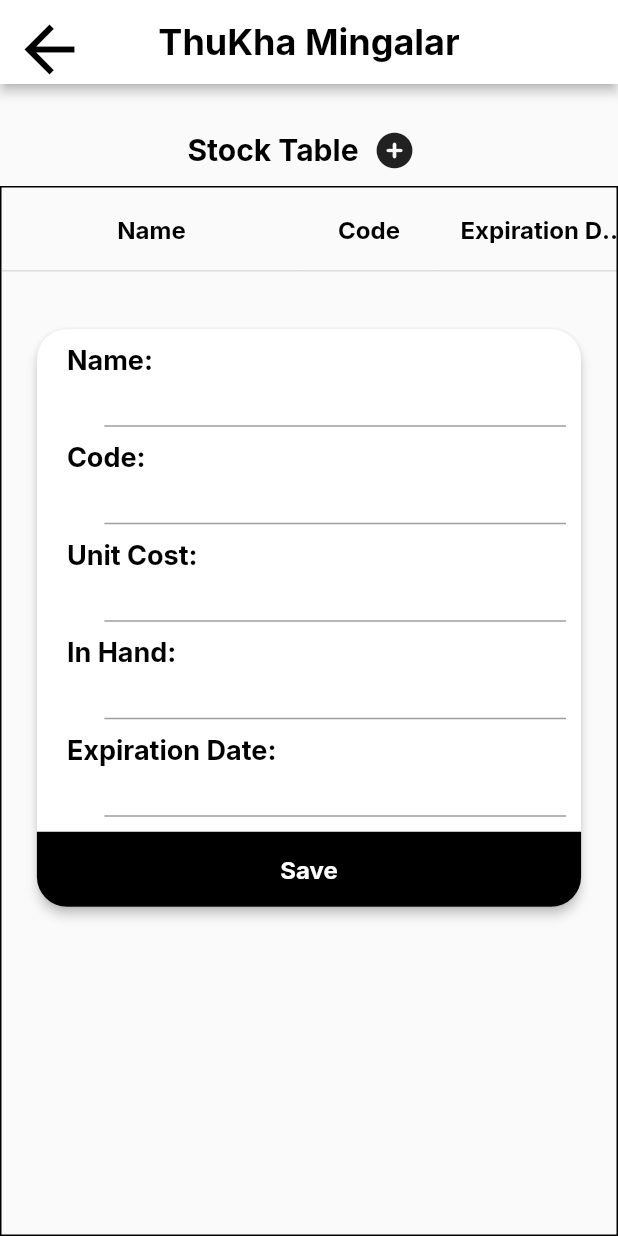
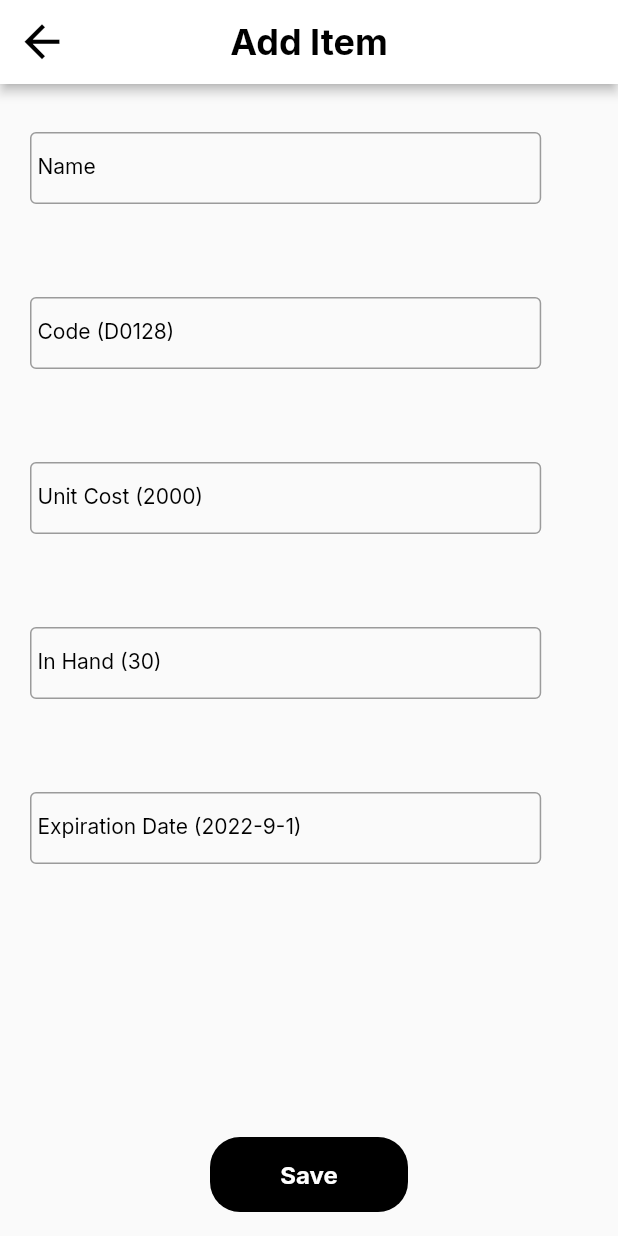
Before and after one commit to ThuKhaMingalar/thukha, a Flutter app: the ManageStockTable screen opened by its route, after a tap on an icon or button, on a phone screen of 412 x 824 dp. Run offline on Flutter 3.47's test engine with Material 2 defaults, Android fonts, the phone set to English and light mode, and no system bars; drawn by our look-alikes of syncfusion_flutter_datagrid; our stand-ins replace cached_network_image, cloud_firestore, dio, firebase_auth, firebase_core, firebase_messaging and 9 more; missing offline and left inert: syncfusion_flutter_core; accounts and stored records are empty; network calls fail.

Commit message:
update textformfield design and fix order detail

```diff
--- a/lib/controller/data_controller.dart
+++ b/lib/controller/data_controller.dart
@@ -7,6 +7,7 @@ import 'package:thukha/model/absence_report.dart';
 import 'package:thukha/model/item.dart';
 import 'package:thukha/model/order.dart';
 import 'package:thukha/model/shop.dart';
+import 'package:thukha/model/validator.dart';
 import 'package:thukha/service/api.dart';
 import 'package:thukha/utils/widgets/show_loading/show_loading.dart';
 import 'package:uuid/uuid.dart';
@@ -28,6 +29,27 @@ class DataController extends GetxController {
   TextEditingController dateController = TextEditingController();
   TextEditingController absenceTypeController = TextEditingController();
   TextEditingController rNameController = TextEditingController();
+  final GlobalKey<FormState> formKey = GlobalKey<FormState>();
+  Map<String,Validator> inputMap = {};
+  final isFirstTimePressed = false.obs;
+
+  String? validate(String key,String? value){
+    if(value == null || value.isEmpty){
+      return "$key is required";
+    }
+    return null;
+  }
+
+  void assignFormForAbsentee(String key,String error){
+    inputMap.putIfAbsent(key, () => Validator(
+      validator: (value){
+        if(value == null || value.isEmpty){
+          return error;
+        }
+        return null;
+      },
+    ));
+  }
 
   void clearAbsenceForm(){
     nameController.clear();
@@ -35,9 +57,14 @@ class DataController extends GetxController {
     dateController.clear();
     absenceTypeController.clear();
     rNameController.clear();
+    isFirstTimePressed.value = false;
   }
 
   Future<void> reportAbsenteeForm() async{
+    isFirstTimePressed.value = true;
+    if(formKey.currentState?.validate() == false){
+      return;
+    }
     showLoading();
     try {
       final item = AbsenceReport(
@@ -78,6 +105,7 @@ class DataController extends GetxController {
 
   void listenAbsentee(){
     firebaseFirestore.collection(absenteeCollection)
+    .orderBy("dateTime", descending: true)
     .snapshots()
     .listen((event) {
       absenteeList.value = event.docs.map((e) => AbsenceReport.fromJson(
@@ -86,7 +114,6 @@ class DataController extends GetxController {
     });
   }
   /**End */
-
   /**For Admin HomeView */
   RxList<Order> orderListFromAllShop = <Order>[].obs;
   RxList<Shop> allShopList = <Shop>[].obs;
@@ -216,7 +243,6 @@ class DataController extends GetxController {
       status == 2 ? "အသိပေးပါသည်":"Admin ထံမှ",
       ownerID);
       hideLoading();
-      Get.back();
     }on FirebaseException catch(e){
       hideLoading();
       Get.snackbar("Fail!","$e");
--- /dev/null
+++ b/lib/model/validator.dart
@@ -0,0 +1,7 @@
+class Validator{
+  final String? Function(String?)? validator;
+
+  const Validator({
+    required this.validator,
+  });
+}
--- a/lib/utils/theme/app_theme.dart
+++ b/lib/utils/theme/app_theme.dart
@@ -45,7 +45,7 @@ class AppTheme{
         titleTextStyle: lightText.headline2,
         iconTheme: const IconThemeData(
           color: Colors.black,
-          size: 50,
+          size: 35,
         )
       ),
       cardTheme: const CardTheme(
--- a/lib/view/manange_stock_table/view/manage_stock_table.dart
+++ b/lib/view/manange_stock_table/view/manage_stock_table.dart
@@ -42,10 +42,11 @@ class _ManageStockTableState extends State<ManageStockTable> {
           .headline3,
           ),
           IconButton(
-            onPressed: () => Get.dialog(
+            onPressed: () => Get.to(() => const STFDView()),
+            /* onPressed: () => Get.dialog(
               const Center(child: STFDView()),
               barrierColor: Colors.white.withOpacity(0),
-              ),
+              ),  */
             icon: const Icon(FontAwesomeIcons.circlePlus),
           ),
           ],
--- a/lib/view/stock_table_form_dialog/controller/stfd_controller.dart
+++ b/lib/view/stock_table_form_dialog/controller/stfd_controller.dart
@@ -5,6 +5,8 @@ import 'package:thukha/model/item.dart';
 import 'package:thukha/utils/widgets/show_loading/show_loading.dart';
 import 'package:thukha/view/manange_stock_table/controller/manage_stock_controller.dart';
 import 'package:uuid/uuid.dart';
+
+import '../../../model/validator.dart';
 
 class STFDController extends GetxController{
   final DataController _dataController = Get.find();
@@ -23,6 +25,10 @@ class STFDController extends GetxController{
     int day = int.parse(list[2]);
     return DateTime(year,month,day);
   }
+
+  final GlobalKey<FormState> formkey = GlobalKey<FormState>();
+  final isFirstTimePressed = false.obs;
+
   String? validate(String? value) => !(value == null) && value.isNotEmpty ? null : "require";
 
   void refresh() {
@@ -31,9 +37,14 @@ class STFDController extends GetxController{
     costController.clear();
     dateTimeController.clear();
     inHandController.clear();
+    isFirstTimePressed.value = false;
   }
 
   Future<void> addItemIntoList() async{
+    isFirstTimePressed.value = true;
+    if(formkey.currentState?.validate() == false){
+      return;
+    }
     showLoading();
     await _manageStockController.addItem(
       Item(
--- a/lib/view/stock_table_form_dialog/view/stfd_view.dart
+++ b/lib/view/stock_table_form_dialog/view/stfd_view.dart
@@ -1,6 +1,8 @@
 import 'package:flutter/material.dart';
 import 'package:get/get.dart';
 import 'package:thukha/view/stock_table_form_dialog/controller/stfd_controller.dart';
+
+import '../../../controller/data_controller.dart';
 
 class STFDView extends StatefulWidget {
   const STFDView({Key? key}) : super(key: key);
@@ -24,51 +26,91 @@ class _STFDViewState extends State<STFDView> {
   Widget build(BuildContext context) {
     final STFDController controller = Get.find();
     final size = MediaQuery.of(context).size;
-    return SizedBox(
+    return Scaffold(
+      appBar: AppBar(
+        title: const Text("Add Item"),
+      ),
+      body: SizedBox(
         width: size.width * 0.9,
-      child: Card(
+        child:  Obx(
+             () {
+              return Form(
+                key: controller.formkey,
+                autovalidateMode: controller.isFirstTimePressed.value ?
+                AutovalidateMode.onUserInteraction : null,
                 child: ListView(
                   shrinkWrap: true,
                   children: [
                     //Name
-             ColumnForm(controller: controller.nameController,
-             label: "Name: ",
-             isUnderlineBorder: true,
-
+                     ColumnForm(
+                     controller: controller.nameController,
+                     //label: "Name: ",
+                     hintText: "Name",
+                     stringKey: "stfdName",
+                     error: "Name is required.",
+                     height: 100,
+                     padding: 0,
+                     textFieldPaddingLeft: 5,
+                     isUnderlineBorder: false,
                      ),
                     //Code
                     ColumnForm(controller: controller.codeController,
-             label: "Code: ",
-             isUnderlineBorder: true,
-
+                     hintText: "Code (D0128)",
+                     stringKey: "stfdCode",
+                     error: "Code is required.",
+                     padding: 0,
+                     height: 100,
+                     textFieldPaddingLeft: 5,
+                     isUnderlineBorder: false,
                      ),
                     //Unit Cose
                     ColumnForm(controller: controller.costController,
-             label: "Unit Cost: ",
-             isUnderlineBorder: true,
-
+                     hintText: "Unit Cost (2000)",
+                     stringKey: "stfdCost",
+                     error: "Unit Cost is required.",
+                     padding: 0,
+                     height: 100,
+                     textFieldPaddingLeft: 5,
+                     isUnderlineBorder: false,
                      ),
                      //In Hand
                     ColumnForm(controller: controller.inHandController,
-             label: "In Hand: ",
-             isUnderlineBorder: true,
-
+                     hintText: "In Hand (30)",
+                     stringKey: "stfdHand",
+                     error: "In Hand is required.",
+                     padding: 0,
+                     height: 100,
+                     textFieldPaddingLeft: 5,
+                     isUnderlineBorder: false,
                      ),
                     //Expiration Date
-            ColumnForm(controller: controller.dateTimeController,
-             label: "Expiration Date: ",
-             isUnderlineBorder: true,
+                    ColumnForm(
+                     controller: controller.dateTimeController,
+                     hintText: "Expiration Date (2022-9-1)",
+                     stringKey: "stfdDate",
+                     error: "Expiration Date is required.",
+                     padding: 0,
+                     height: 100,
+                     textFieldPaddingLeft: 5,
+                     isUnderlineBorder: false,
 
                      ),
                     const SizedBox(height: 10),
-            //Save
+                  ],
+                ),
+              );
+            }
+          ),
+        ),
+      floatingActionButtonLocation: FloatingActionButtonLocation.centerFloat,
+
+      floatingActionButton:
       ElevatedButton(
                               style: ElevatedButton.styleFrom(
                                 elevation: 0,
                                 shape: const RoundedRectangleBorder(
-                          borderRadius: BorderRadius.only(
-                            bottomLeft: Radius.circular(20),
-                            bottomRight: Radius.circular(20),
+                                  borderRadius: BorderRadius.all(
+                                    Radius.circular(20),
                                   ),
                                 ),
                               ),
@@ -79,7 +121,7 @@ class _STFDViewState extends State<STFDView> {
                               },
                               child: SizedBox(
                                 height: 50,
-                        width: size.width*0.65,
+                                width: 100,
                                 child: Center(
                                   child: Text(
                                     "Save",
@@ -88,58 +130,81 @@ class _STFDViewState extends State<STFDView> {
                           ),
                         ),
                       ),
-                    ),
-          ],
-        ),
-      ),
-    );
+                    ),);
   }
 }
 
-class ColumnForm extends StatelessWidget {
+class ColumnForm extends StatefulWidget {
   const ColumnForm({
     Key? key,
     required this.controller,
-    required this.label,
+    this.label,
     required this.isUnderlineBorder,
     this.textFieldPaddingLeft,
+    this.stringKey,
     this.height,
+    this.validator,
+    this.isLabel = true,
+    this.padding = 25,
+    this.hintText,
+    this.error,
   }) : super(key: key);
 
   final TextEditingController controller;
-  final String label;
+  final String? label;
   final bool isUnderlineBorder;
   final double? textFieldPaddingLeft;
   final double? height;
+  final bool isLabel;
+  final double padding;
+  final String? hintText;
+  final String? Function(String?)? validator;
+  final String? error;
+  final String? stringKey;
 
+  @override
+  State<ColumnForm> createState() => _ColumnFormState();
+}
+
+class _ColumnFormState extends State<ColumnForm> {
+  final DataController dataController = DataController();
+  @override
+  void initState() {
+    dataController.assignFormForAbsentee(widget.stringKey ?? "", widget.error ?? "");
+    super.initState();
+  }
   @override
   Widget build(BuildContext context) {
     return Padding(
        padding: const EdgeInsets.only(left: 20,right: 10,top: 10),
        child: SizedBox(
-        height: height ?? 55,
+        height: widget.height ?? 55,
          child: Column(
            crossAxisAlignment: CrossAxisAlignment.start,
            children: [
              //Label
-             Text(
-               label,
+             widget.isLabel ? Text(
+               widget.label ?? "",
                style: Theme.of(context).textTheme
                .bodyText1,
-             ),
+             ) : const SizedBox(),
              //TextField
              Expanded(
                child: Padding(
-                   padding: const EdgeInsets.only(left: 25),
+                   padding:  EdgeInsets.only(left: widget.padding),
                    child: TextFormField(
-                     controller: controller,
+                     controller: widget.controller,
+                     validator:dataController.inputMap[widget.stringKey]
+                     ?.validator,
                      decoration: InputDecoration(
                       counter: null,
                       counterText: "",
+                      labelText: widget.hintText,
+                      labelStyle: const TextStyle(color: Colors.black,),
                       contentPadding:  EdgeInsets.only(
-                        left: textFieldPaddingLeft ?? 0
+                        left: widget.textFieldPaddingLeft ?? 0
                       ),
-                       border: isUnderlineBorder ?
+                       border: widget.isUnderlineBorder ?
                        const UnderlineInputBorder(
                          borderSide: BorderSide(
                            color: Colors.black,
@@ -147,7 +212,7 @@ class ColumnForm extends StatelessWidget {
                        ) : const OutlineInputBorder(
                          borderSide: BorderSide(color: Colors.black)
                        ),
-                       focusedBorder: isUnderlineBorder ?
+                       focusedBorder: widget.isUnderlineBorder ?
                        const UnderlineInputBorder(
                          borderSide: BorderSide(
                            color: Colors.black,
```
Also changed, not shown: lib/utils/widgets/show_accept_dialog/show_accept_dialog.dart (+7 -2 lines), lib/view/bottom_nav/user/user_absentee_view.dart (+39 -6 lines), lib/view/order_detail/view/order_detail_view.dart (+26 -4 lines). Lines whose indentation alone changed are shown as unchanged.
